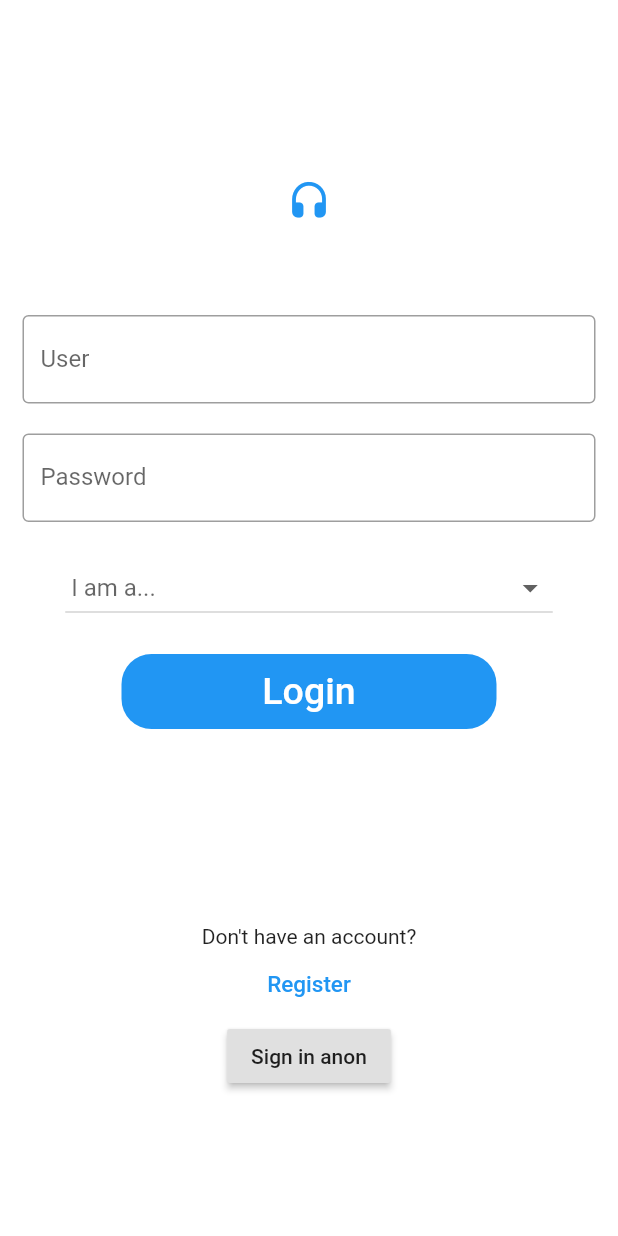
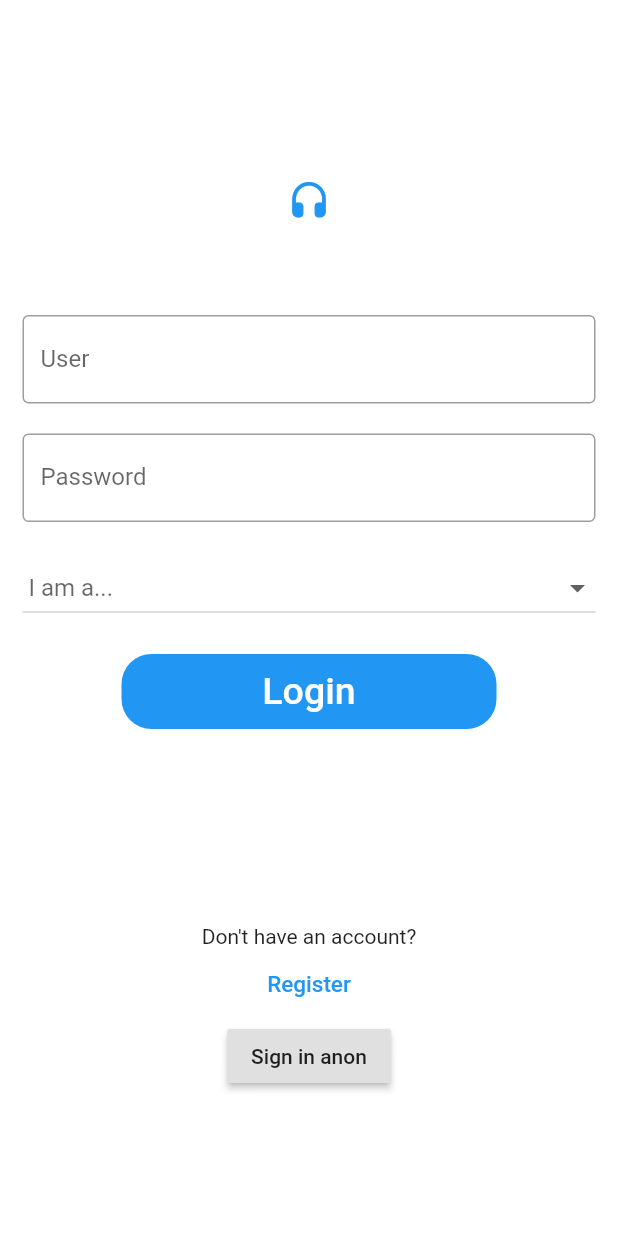
Before and after one commit to danielskjo/Hermes, a Flutter app: the screen it shows after launch, on a phone screen of 412 x 824 dp. Run offline on Flutter 3.47's test engine with Material 2 defaults, Android fonts, the phone set to English and light mode, and no system bars; our stand-ins replace firebase_auth, firebase_core; accounts and stored records are empty.

Commit message:
Fixed padding for dropdown

```diff
--- a/lib/screens/onboarding/login.dart
+++ b/lib/screens/onboarding/login.dart
@@ -70,12 +70,13 @@ class LoginState extends State<Login> {
             SizedBox(height: 20),
 
             //Drop Down menu
-            Container(
-              width: 325,
+            Padding(
+              padding: const EdgeInsets.only(left: 15, right: 15),
               child: DropdownButton(
                 hint: Text(
-                  " I am a...                                                            ", /*textAlign: TextAlign.center*/
+                  " I am a...", /*textAlign: TextAlign.center*/
                 ),
+                isExpanded: true,
                 value: selectedLocation,
                 onChanged: (newValue) {
                   setState(() {
```
